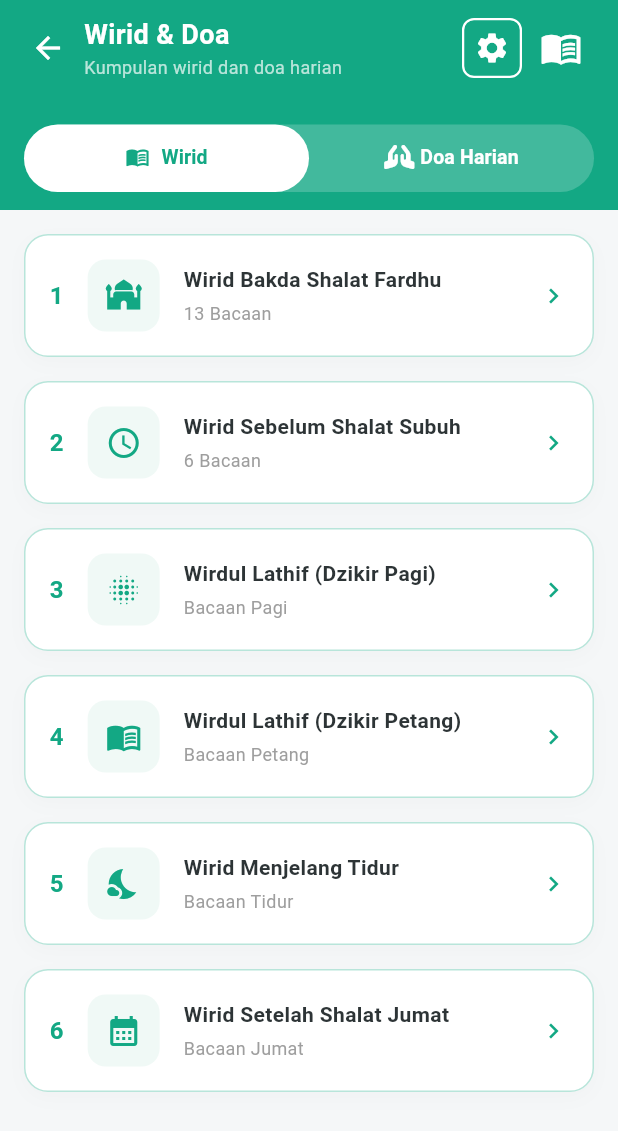
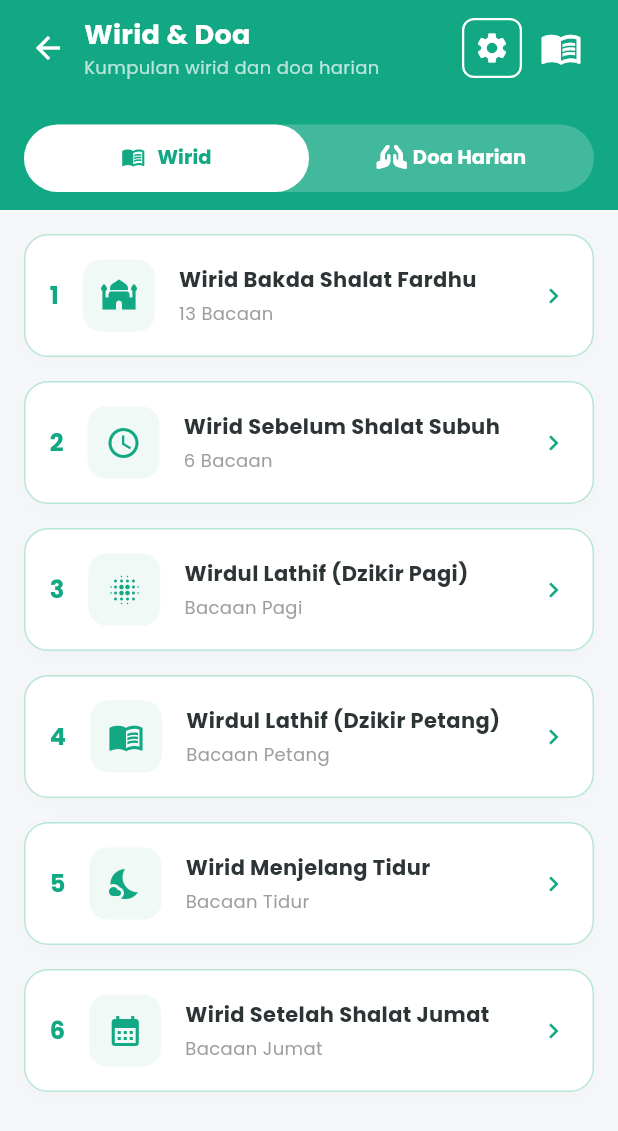
Before and after one commit to tuafiq/20241220096, a Flutter app: the screen it shows after launch, after a tap on "Wirid & Doa", on a phone screen of 412 x 824 dp. Shown: the top 1131 px of the screen. Run offline on Flutter 3.47's test engine with Material 3 defaults, Android fonts, the phone set to English and light mode, and no system bars; our stand-ins replace audioplayers, font_awesome_flutter, geolocator, google_fonts, hijri, image_picker and 4 more; missing offline and left inert: flutter_qiblah; network calls fail; project files that could hold a hidden picture were left out.

Commit message:
fitur pilih ukuran dan jenis font sekarang sudah bisa diklik

```diff
--- a/lib/main.dart
+++ b/lib/main.dart
@@ -19,8 +19,16 @@ import 'hadith_page.dart';
 import 'tutorial_ibadah_page.dart';
 
 
+import 'package:provider/provider.dart';
+import 'settings_provider.dart';
+
 void main() {
-  runApp(const MyApp());
+  runApp(
+    ChangeNotifierProvider(
+      create: (context) => SettingsProvider(),
+      child: const MyApp(),
+    ),
+  );
 }
 
 class MyApp extends StatelessWidget {
@@ -28,14 +36,23 @@ class MyApp extends StatelessWidget {
 
   @override
   Widget build(BuildContext context) {
-    return MaterialApp(
-      title: 'Al-Qur\'an NU',
-      debugShowCheckedModeBanner: false,
-      theme: ThemeData(
-        colorScheme: ColorScheme.fromSeed(seedColor: const Color(0xFF13A884)),
-        useMaterial3: true,
-      ),
-      home: const HomePage(),
+    return Consumer<SettingsProvider>(
+      builder: (context, settings, child) {
+        return MaterialApp(
+          title: 'Al-Qur\'an NU',
+          debugShowCheckedModeBanner: false,
+          theme: settings.currentTheme,
+          builder: (context, child) {
+            return MediaQuery(
+              data: MediaQuery.of(context).copyWith(
+                textScaler: TextScaler.linear(settings.textScaleFactor),
+              ),
+              child: child!,
+            );
+          },
+          home: const HomePage(),
+        );
+      },
     );
   }
 }
--- /dev/null
+++ b/lib/settings_provider.dart
@@ -0,0 +1,93 @@
+import 'package:flutter/material.dart';
+import 'package:shared_preferences/shared_preferences.dart';
+import 'package:google_fonts/google_fonts.dart';
+
+class SettingsProvider with ChangeNotifier {
+  SharedPreferences? _prefs;
+
+  // Defaults
+  String _saveLocation = '';
+  String _fontSize = 'Sedang'; // Kecil, Sedang, Besar
+  String _fontFamily = 'Poppins'; // Poppins, Inter, Roboto
+  String _themeModeStr = 'Hijau'; // Hijau, Gelap, Terang
+
+  String get saveLocation => _saveLocation;
+  String get fontSize => _fontSize;
+  String get fontFamily => _fontFamily;
+  String get themeModeStr => _themeModeStr;
+
+  SettingsProvider() {
+    _loadSettings();
+  }
+
+  Future<void> _loadSettings() async {
+    _prefs = await SharedPreferences.getInstance();
+    _saveLocation = _prefs?.getString('saveLocation') ?? '';
+    _fontSize = _prefs?.getString('fontSize') ?? 'Sedang';
+    _fontFamily = _prefs?.getString('fontFamily') ?? 'Poppins';
+    _themeModeStr = _prefs?.getString('themeModeStr') ?? 'Hijau';
+    notifyListeners();
+  }
+
+  Future<void> setSaveLocation(String path) async {
+    _saveLocation = path;
+    await _prefs?.setString('saveLocation', path);
+    notifyListeners();
+  }
+
+  Future<void> setFontSize(String size) async {
+    _fontSize = size;
+    await _prefs?.setString('fontSize', size);
+    notifyListeners();
+  }
+
+  Future<void> setFontFamily(String font) async {
+    _fontFamily = font;
+    await _prefs?.setString('fontFamily', font);
+    notifyListeners();
+  }
+
+  Future<void> setThemeModeStr(String theme) async {
+    _themeModeStr = theme;
+    await _prefs?.setString('themeModeStr', theme);
+    notifyListeners();
+  }
+
+  ThemeData get currentTheme {
+    Color seedColor = const Color(0xFF13A884); // Hijau default
+    Brightness brightness = Brightness.light;
+
+    if (_themeModeStr == 'Gelap') {
+      brightness = Brightness.dark;
+    } else if (_themeModeStr == 'Terang') {
+      brightness = Brightness.light;
+      // You can change seedColor for Terang if desired, or keep it green
+    }
+
+    String? fontFamilyName;
+    try {
+      fontFamilyName = GoogleFonts.getFont(_fontFamily).fontFamily;
+    } catch (e) {
+      fontFamilyName = 'Poppins'; // Fallback
+    }
+
+    return ThemeData(
+      colorScheme: ColorScheme.fromSeed(seedColor: seedColor, brightness: brightness),
+      useMaterial3: true,
+      fontFamily: fontFamilyName,
+    );
+  }
+
+  // Helper method to get the actual scale factor based on fontSize string
+  double get textScaleFactor {
+    switch (_fontSize) {
+      case 'Kecil':
+        return 0.85;
+      case 'Besar':
+        return 1.2;
+      case 'Sedang':
+      default:
+        return 1.0;
+    }
+  }
+}
--- a/pubspec.yaml
+++ b/pubspec.yaml
@@ -47,6 +47,9 @@ dependencies:
   share_plus: ^10.1.0
   google_fonts: ^8.1.0
   webview_flutter: ^4.13.1
+  shared_preferences: ^2.5.5
+  provider: ^6.1.5+1
+  file_picker: ^11.0.2
 
 dev_dependencies:
   flutter_test:
```
Also changed, not shown: lib/doa_detail_page.dart (+2 -32 lines), lib/wirid_detail_page.dart (+1 -32 lines), lib/wirid_doa_page.dart (+96 -26 lines), pubspec.lock, 1 other file.
